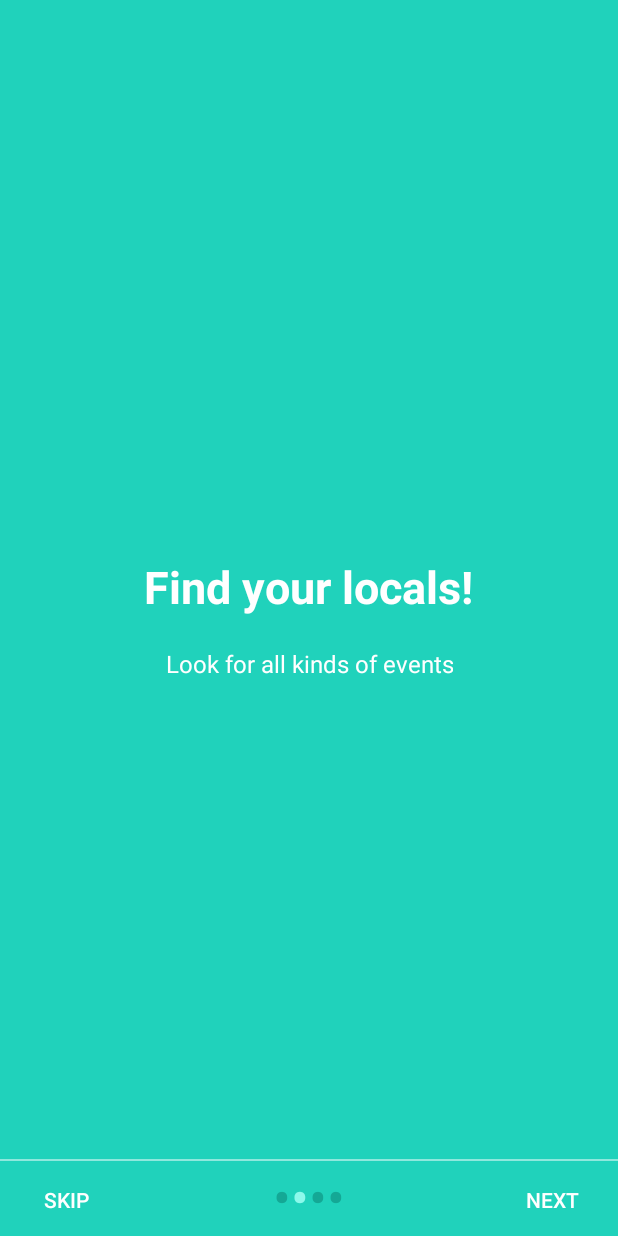
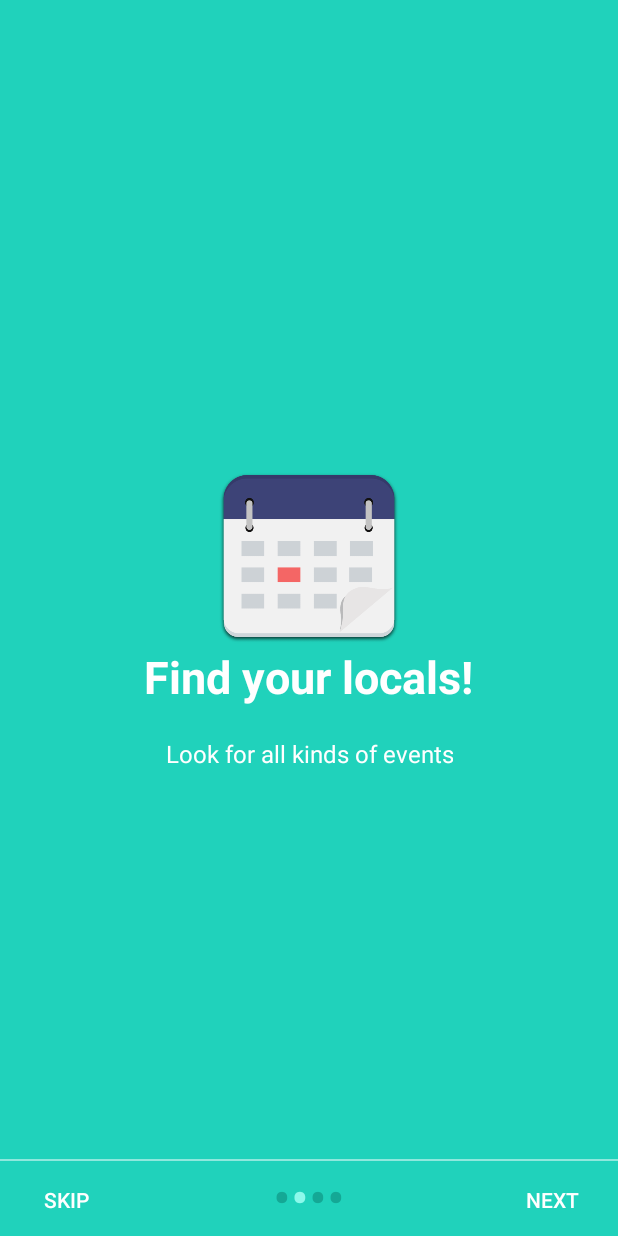
Before and after one commit to anjoshigor/ieeemadc-contest, an Android app: the screen it shows after launch (WelcomeActivity), after a tap on "NEXT", on a phone screen of 412 x 824 dp. Run offline under Robolectric (Android 15) with nearby library versions, the phone set to English and light mode, and no system bars; our stand-ins replace Picasso; pictures from the network do not load.

Commit message:
Events Map Created

```diff
--- a/LocaleeApp/app/build.gradle
+++ b/LocaleeApp/app/build.gradle
@@ -36,7 +36,8 @@ dependencies {
     compile 'com.android.support:support-vector-drawable:25.0.1'
     compile 'com.squareup.retrofit2:retrofit:2.1.0'
     compile 'com.squareup.retrofit2:converter-gson:2.1.0'
-    compile 'com.mikepenz:itemanimators:1.0.0@aar'
-    compile 'com.google.android.gms:play-services-maps:10.2.1'
+    compile 'com.google.android.gms:play-services:11.0.2'
+    compile 'com.android.support:support-v4:25.0.1'
+    compile 'com.google.android.gms:play-services-maps:11.0.2'
     testCompile 'junit:junit:4.12'
 }
--- a/LocaleeApp/app/src/main/AndroidManifest.xml
+++ b/LocaleeApp/app/src/main/AndroidManifest.xml
@@ -44,6 +44,10 @@
         <meta-data
             android:name="com.google.android.geo.API_KEY"
             android:value="@string/google_maps_key" />
+        <meta-data
+            android:name="com.google.android.gms.version"
+            android:value="@integer/google_play_services_version" />
+
 
     </application>
 
--- a/LocaleeApp/app/src/main/java/com/brduo/localee/view/EventsListFragment.java
+++ b/LocaleeApp/app/src/main/java/com/brduo/localee/view/EventsListFragment.java
@@ -8,6 +8,7 @@ import android.os.Bundle;
 import android.support.v4.app.Fragment;
 import android.support.v7.app.AlertDialog;
 import android.support.v7.app.AppCompatActivity;
+import android.support.v7.app.AppCompatDelegate;
 import android.support.v7.widget.LinearLayoutManager;
 import android.support.v7.widget.RecyclerView;
 
@@ -31,7 +32,7 @@ import com.brduo.localee.model.EventResponse;
 import com.brduo.localee.util.LocationTracker;
 import com.google.gson.Gson;
 import com.google.gson.GsonBuilder;
-import com.mikepenz.itemanimators.ScaleUpAnimator;
+
 
 import java.text.SimpleDateFormat;
 import java.util.ArrayList;
@@ -47,16 +48,17 @@ import retrofit2.converter.gson.GsonConverterFactory;
 
 public class EventsListFragment extends Fragment {
 
-    private List<Event> events;
     private RecyclerView eventListRecycler;
     private EventAdapter adapter;
     private LocationTracker locationTracker;
+    private EventsController controller;
 
     @Override
     public View onCreateView(LayoutInflater inflater, ViewGroup viewGroup, Bundle savedInstanceState) {
         super.onCreate(savedInstanceState);
+        controller = EventsController.getInstance();
+        Log.i("EventsListFragment", "Events size: "+controller.getCurrentEvents().size());
         // setContentView(R.layout.fragment_events_list);
-        events = new ArrayList<>();
         final View rootView = inflater.inflate(R.layout.fragment_events_list, viewGroup, false);
 
         Toolbar toolbar = (Toolbar) rootView.findViewById(R.id.toolbar);
@@ -89,7 +91,7 @@ public class EventsListFragment extends Fragment {
 
         eventListRecycler.setHasFixedSize(true);
         eventListRecycler.setLayoutManager(layoutManager);
-        adapter = new EventAdapter(events, locationTracker.getLocation(), getContext());
+        adapter = new EventAdapter(controller.getCurrentEvents(), locationTracker.getLocation(), getContext());
         eventListRecycler.setAdapter(adapter);
 
 
@@ -119,8 +121,8 @@ public class EventsListFragment extends Fragment {
             @Override
             public void onResponse(Call<EventResponse> call, Response<EventResponse> response) {
                 if (response.isSuccessful()) {
-                    events = response.body().data;
-                    adapter.events = events;
+                    controller.setCurrentEvents(response.body().data);
+                    adapter.events = controller.getCurrentEvents();
                     eventListRecycler.setAdapter(adapter);
                 } else {
                     Log.e("RETROFIT", "Erro na listagem de eventos");
--- a/LocaleeApp/app/src/main/java/com/brduo/localee/view/MainActivity.java
+++ b/LocaleeApp/app/src/main/java/com/brduo/localee/view/MainActivity.java
@@ -27,31 +27,8 @@ public class MainActivity extends AppCompatActivity {
     private EventsController controller;
     private Fragment fragment;
     private FragmentManager fragmentManager;
+    private BottomNavigationView bottomNav;
 
-
-    private BottomNavigationView.OnNavigationItemSelectedListener mOnNavigationItemSelectedListener
-            = new BottomNavigationView.OnNavigationItemSelectedListener() {
-
-        @Override
-        public boolean onNavigationItemSelected(@NonNull MenuItem item) {
-            switch (item.getItemId()) {
-                case R.id.navigation_events:
-                    fragment = new EventsListFragment();
-                    break;
-                case R.id.navigation_map:
-                    fragment = new EventsMapFragment();
-                    break;
-                case R.id.navigation_add:
-                    break;
-                case R.id.navigation_user:
-                    break;
-            }
-            final FragmentTransaction transaction = fragmentManager.beginTransaction();
-            transaction.replace(R.id.fragmentContainer, fragment).commit();
-            return true;
-        }
-
-    };
 
     @Override
     protected void onCreate(Bundle savedInstanceState) {
@@ -69,15 +46,36 @@ public class MainActivity extends AppCompatActivity {
             // getWindow().getDecorView().setSystemUiVisibility(View.SYSTEM_UI_FLAG_LIGHT_STATUS_BAR);
         }
 
-        BottomNavigationView navigation = (BottomNavigationView) findViewById(R.id.navigation);
-        disableShiftMode(navigation);
-
-        navigation.setOnNavigationItemSelectedListener(mOnNavigationItemSelectedListener);
-
         fragmentManager = getSupportFragmentManager();
         fragment = new EventsListFragment();
-        final FragmentTransaction transaction = fragmentManager.beginTransaction();
+        FragmentTransaction transaction = fragmentManager.beginTransaction();
         transaction.add(R.id.fragmentContainer, fragment).commit();
+
+        bottomNav = (BottomNavigationView) findViewById(R.id.navigation);
+        disableShiftMode(bottomNav);
+
+        bottomNav.setOnNavigationItemSelectedListener(new BottomNavigationView.OnNavigationItemSelectedListener() {
+            @Override
+            public boolean onNavigationItemSelected(@NonNull MenuItem item) {
+                switch (item.getItemId()) {
+                    case R.id.navigation_events:
+                        fragment = new EventsListFragment();
+                        break;
+                    case R.id.navigation_map:
+                        fragment = new EventsMapFragment();
+                        break;
+                    case R.id.navigation_add:
+                        break;
+                    case R.id.navigation_user:
+                        break;
+                }
+                FragmentTransaction transaction = fragmentManager.beginTransaction();
+                transaction.replace(R.id.fragmentContainer, fragment).commit();
+                return true;
+            }
+        });
+
+
 
     }
 
--- /dev/null
+++ b/LocaleeApp/app/src/main/res/drawable-hdpi/dot_marker.xml
@@ -0,0 +1,5 @@
+<?xml version="1.0" encoding="utf-8"?>
+<shape xmlns:android="http://schemas.android.com/apk/res/android" android:shape="oval">
+    <size android:width="10dp" android:height="10dp"/>
+    <solid android:color="@color/colorAccent"/>
+</shape>
--- a/LocaleeApp/app/src/main/res/layout/activity_main.xml
+++ b/LocaleeApp/app/src/main/res/layout/activity_main.xml
@@ -19,7 +19,7 @@
         android:id="@+id/navigation"
         android:layout_width="match_parent"
         android:layout_height="wrap_content"
-        android:layout_gravity="bottom"
+        android:layout_gravity="start"
         android:background="@android:color/white"
         app:menu="@menu/navigation" />
     <!--android:background="?android:attr/windowBackground"-->
--- a/LocaleeApp/app/src/main/res/layout/welcome_slide2.xml
+++ b/LocaleeApp/app/src/main/res/layout/welcome_slide2.xml
@@ -11,10 +11,10 @@
         android:gravity="center_horizontal"
         android:orientation="vertical">
 
-        <!--<ImageView-->
-            <!--android:layout_width="@dimen/img_width_height"-->
-            <!--android:layout_height="@dimen/img_width_height"-->
-            <!--android:src="@mipmap/ic_calendar"/>-->
+        <ImageView
+            android:layout_width="@dimen/img_width_height"
+            android:layout_height="@dimen/img_width_height"
+            android:src="@drawable/calendar"/>
 
         <TextView
             android:layout_width="wrap_content"
@@ -29,7 +29,7 @@
             android:layout_height="wrap_content"
             android:text="@string/slide_2_desc"
             android:textColor="@android:color/white"
-            android:textSize="16sp"
+            android:textSize="@dimen/slide_desc"
             android:layout_marginTop="20dp"
             android:paddingLeft="@dimen/desc_padding"
             android:paddingRight="@dimen/desc_padding"
--- a/LocaleeApp/app/src/main/res/values/dimens.xml
+++ b/LocaleeApp/app/src/main/res/values/dimens.xml
@@ -9,6 +9,7 @@
     <dimen name="dots_height">30dp</dimen>
     <dimen name="dots_margin_bottom">20dp</dimen>
     <dimen name="img_width_height">120dp</dimen>
+    <dimen name="img_width_height_bigger">200dp</dimen>
     <dimen name="desc_event">70dp</dimen>
     <dimen name="slide_title">30dp</dimen>
     <dimen name="slide_desc">16dp</dimen>
```
Also changed, not shown: LocaleeApp/app/src/main/java/com/brduo/localee/view/EventsMapFragment.java (added, +177 -0 lines), LocaleeApp/app/src/main/res/layout/fragment_events_map.xml (added, +8 -0 lines), LocaleeApp/app/src/main/res/layout/welcome_slide3.xml (+9 -9 lines), LocaleeApp/app/src/main/res/layout/welcome_slide4.xml (+5 -5 lines), LocaleeApp/app/src/main/res/values/strings.xml (+10 -0 lines), 1 other file.
